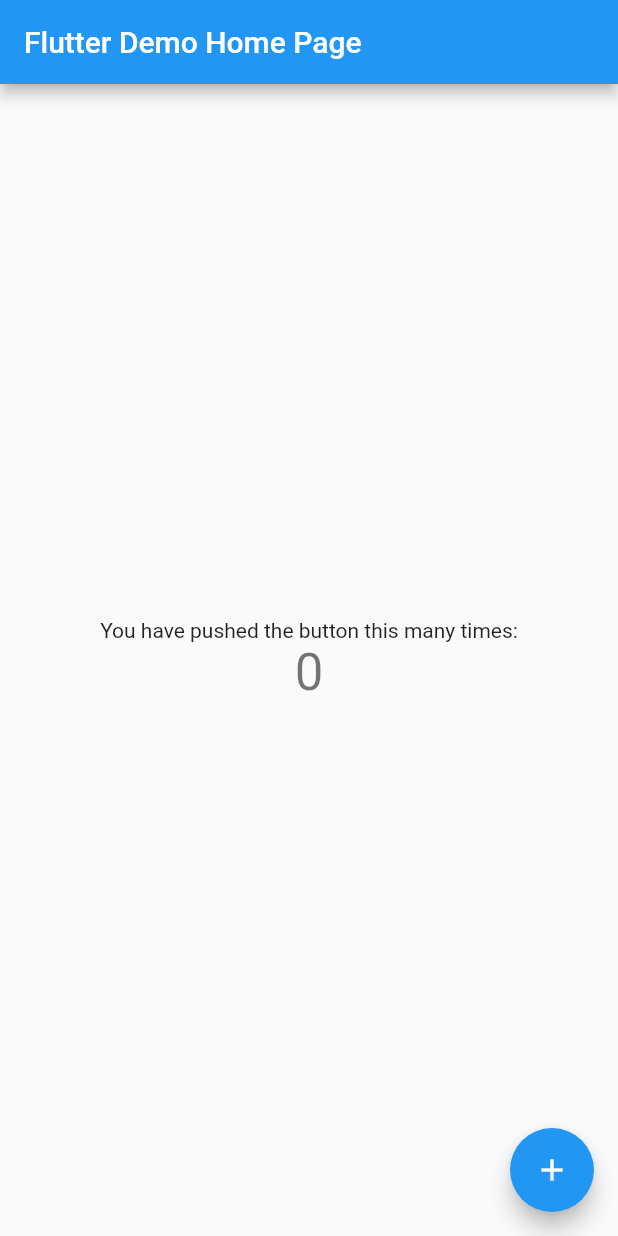
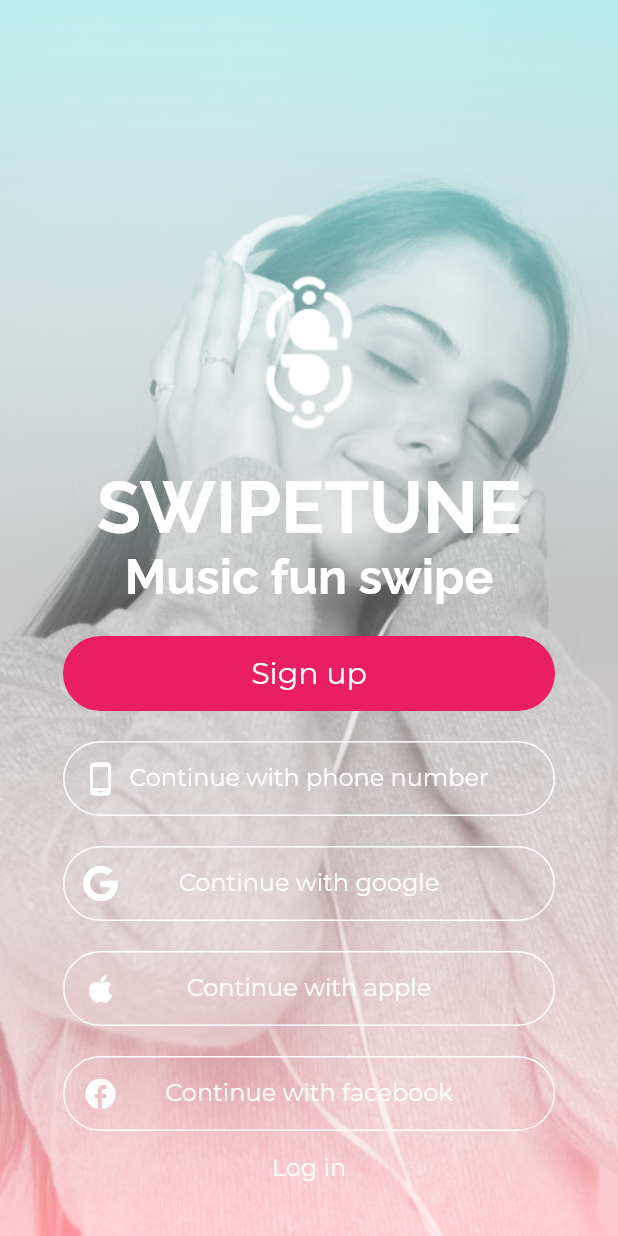
Before and after one commit to Huyuyh/Swipetune, a Flutter app: the screen it shows after launch, on a phone screen of 412 x 824 dp. Run offline on Flutter 3.47's test engine with Material 2 defaults, Android fonts, the light colour scheme and no system bars; our stand-ins replace font_awesome_flutter, get, google_fonts.

Commit message:
Login page design

```diff
--- a/lib/main.dart
+++ b/lib/main.dart
@@ -1,4 +1,6 @@
 import 'package:flutter/material.dart';
+import 'package:get/get.dart';
+import 'package:swipetune/utils/routes.dart';
 
 void main() {
   runApp(const MyApp());
@@ -10,21 +12,14 @@
   // This widget is the root of your application.
   @override
   Widget build(BuildContext context) {
-    return MaterialApp(
-      title: 'Flutter Demo',
+    return GetMaterialApp(
+      debugShowCheckedModeBanner: false,
+      title: 'Swipetune',
       theme: ThemeData(
-        // This is the theme of your application.
-        //
-        // Try running your application with "flutter run". You'll see the
-        // application has a blue toolbar. Then, without quitting the app, try
-        // changing the primarySwatch below to Colors.green and then invoke
-        // "hot reload" (press "r" in the console where you ran "flutter run",
-        // or simply save your changes to "hot reload" in a Flutter IDE).
-        // Notice that the counter didn't reset back to zero; the application
-        // is not restarted.
         primarySwatch: Colors.blue,
       ),
-      home: const MyHomePage(title: 'Flutter Demo Home Page'),
+      initialRoute: Routes.getHomeRoute(),
+      getPages: Routes.routes,
     );
   }
 }
--- /dev/null
+++ b/lib/screens/login_page.dart
@@ -0,0 +1,111 @@
+// ignore_for_file: prefer_const_constructors, prefer_const_literals_to_create_immutables
+
+import 'package:flutter/material.dart';
+import 'package:flutter/src/widgets/framework.dart';
+import 'package:flutter/src/widgets/placeholder.dart';
+import 'package:swipetune/widgets/button/button_large.dart';
+import 'package:swipetune/widgets/button/button_outline_large.dart';
+import 'package:swipetune/widgets/login/logo.dart';
+import 'package:font_awesome_flutter/font_awesome_flutter.dart';
+
+class LoginScreen extends StatelessWidget {
+  const LoginScreen({super.key});
+
+  @override
+  Widget build(BuildContext context) {
+    return Scaffold(
+      body: SafeArea(
+        child: Container(
+          decoration: BoxDecoration(
+            image: DecorationImage(
+                image: AssetImage('assets/images/login_background_img.png'),
+                fit: BoxFit.cover),
+
+            gradient: LinearGradient(
+              begin: Alignment.topCenter,
+              end: Alignment.bottomCenter,
+              colors: [
+                Color.fromRGBO(0, 0, 0, 0.3),
+                Color.fromRGBO(0, 0, 0, 0.3),
+              ],
+            ),
+            backgroundBlendMode: BlendMode.srcOver,
+            // Use backgroundBlendMode to set the blend mode for the overlays
+          ),
+          child: Stack(
+            children: [
+              Container(
+                decoration: BoxDecoration(
+                  gradient: LinearGradient(
+                    begin: Alignment.topCenter,
+                    end: Alignment.bottomCenter,
+                    stops: [0, 0.4896, 1],
+                    colors: [
+                      Color(0xff31c9ce),
+                      Color.fromRGBO(255, 255, 255, 0.31),
+                      Color(0xffff7d87),
+                    ],
+                  ),
+                  backgroundBlendMode: BlendMode.screen,
+                  // Use backgroundBlendMode to set the blend mode for the gradient
+                ),
+              ),
+              Center(
+                child: Padding(
+                  padding: EdgeInsets.fromLTRB(42, 0, 42, 0),
+                  child: Column(
+                    mainAxisAlignment: MainAxisAlignment.end,
+                    children: [
+                      Logo(),
+                      SizedBox(height: 20),
+                      SolidButtonLarge(label: "Sign up", color: Colors.pink),
+                      SizedBox(height: 20),
+                      OutlineButtonLarge(
+                        label: "Continue with phone number",
+                        color: Colors.transparent,
+                        border: Border.all(color: Colors.white),
+                        fontsize: 16,
+                        iconData: Icons.phone_android
+                      ),
+                      SizedBox(height: 20),
+                      OutlineButtonLarge(
+                        label: "Continue with google",
+                        color: Colors.transparent,
+                        border: Border.all(color: Colors.white),
+                        fontsize: 16,
+                        iconData: FontAwesomeIcons.google
+                      ),
+                      SizedBox(height: 20),
+                      OutlineButtonLarge(
+                        label: "Continue with apple",
+                        color: Colors.transparent,
+                        border: Border.all(color: Colors.white),
+                        fontsize: 16,
+                        iconData: Icons.apple
+                      ),
+                      SizedBox(height: 20),
+                      OutlineButtonLarge(
+                        label: "Continue with facebook",
+                        color: Colors.transparent,
+                        border: Border.all(color: Colors.white),
+                        fontsize: 16,
+                        iconData: Icons.facebook
+                      ),
+                       OutlineButtonLarge(
+                        label: "Log in",
+                        color: Colors.transparent,
+                        fontsize: 16,
+                      ),
+                      SizedBox(height: 20),
+
+                    ],
+                  ),
+                ),
+              )
+            ],
+          ),
+        ),
+      ),
+    );
+  }
+}
--- /dev/null
+++ b/lib/utils/routes.dart
@@ -0,0 +1,14 @@
+import 'package:get/get.dart';
+import 'package:swipetune/main.dart';
+import 'package:swipetune/screens/login_page.dart';
+
+class Routes {
+  static const String _home = "/";
+
+  static String getHomeRoute() => _home;
+
+  static List<GetPage> routes = [
+    GetPage(name: _home, page: () => LoginScreen())
+
+  ];
+}
--- /dev/null
+++ b/lib/widgets/button/button_large.dart
@@ -0,0 +1,41 @@
+import 'package:flutter/material.dart';
+import 'package:flutter/src/widgets/framework.dart';
+import 'package:flutter/src/widgets/placeholder.dart';
+import 'package:google_fonts/google_fonts.dart';
+
+class SolidButtonLarge extends StatelessWidget {
+  const SolidButtonLarge(
+      {Key? key, this.onTap, required this.label, this.iconData, this.color})
+      : super(key: key);
+
+  final VoidCallback? onTap;
+  final String label;
+  final IconData? iconData;
+  final Color? color;
+
+  @override
+  Widget build(BuildContext context) {
+    return Container(
+      height: 50,
+      width: MediaQuery.of(context).size.width,
+      decoration: BoxDecoration(
+        color: color ?? Colors.amber.withOpacity(0.2),
+        borderRadius: BorderRadius.circular(30),
+      ),
+      child: InkWell(
+        borderRadius: BorderRadius.circular(30),
+        onTap: onTap,
+        child: Row(
+          mainAxisAlignment: MainAxisAlignment.center,
+          children: [
+            if (iconData == null) Container() else Icon(iconData),
+            Text(label, style: GoogleFonts.montserrat(
+              color: Colors.white,
+              fontSize: 20,
+            ),)
+          ],
+        ),
+      ),
+    );
+  }
+}
--- /dev/null
+++ b/lib/widgets/button/button_outline_large.dart
@@ -0,0 +1,52 @@
+import 'package:flutter/material.dart';
+import 'package:flutter/src/widgets/framework.dart';
+import 'package:flutter/src/widgets/placeholder.dart';
+import 'package:google_fonts/google_fonts.dart';
+
+class OutlineButtonLarge extends StatelessWidget {
+  const OutlineButtonLarge(
+      {Key? key, this.onTap, required this.label, this.iconData, this.color, this.border, this.fontsize})
+      : super(key: key);
+
+  final VoidCallback? onTap;
+  final String label;
+  final IconData? iconData;
+  final Color? color;
+  final Border? border;
+  final double? fontsize;
+
+  @override
+  Widget build(BuildContext context) {
+    return Container(
+      height: 50,
+      width: MediaQuery.of(context).size.width,
+      decoration: BoxDecoration(
+        color: color ?? Colors.amber.withOpacity(0.2),
+        borderRadius: BorderRadius.circular(30),
+        border: border
+      ),
+      child: InkWell(
+        borderRadius: BorderRadius.circular(30),
+        onTap: onTap,
+        child: Stack(
+          // mainAxisAlignment: MainAxisAlignment.start,
+
+          children: [
+            if (iconData == null) Container() else Padding(
+              padding: EdgeInsets.fromLTRB(12, 0, 0, 0),
+              child: Align(
+                alignment: Alignment.centerLeft,
+                child: Icon(iconData, color: Colors.white)),
+            ),
+            Center(
+              child: Text(label, style: GoogleFonts.montserrat(
+                color: Colors.white,
+                fontSize: fontsize ?? 20,
+              ),),
+            )
+          ],
+        ),
+      ),
+    );
+  }
+}
--- /dev/null
+++ b/lib/widgets/login/logo.dart
@@ -0,0 +1,18 @@
+import 'package:flutter/material.dart';
+import 'package:flutter/src/widgets/framework.dart';
+import 'package:flutter/src/widgets/placeholder.dart';
+import 'package:swipetune/widgets/login/name.dart';
+
+class Logo extends StatelessWidget {
+  const Logo({super.key});
+
+  @override
+  Widget build(BuildContext context) {
+    return Column(
+      children: [
+        Image.asset('assets/images/logo.png'),
+        Name(),
+      ],
+    );
+  }
+}
--- /dev/null
+++ b/lib/widgets/login/name.dart
@@ -0,0 +1,32 @@
+import 'package:flutter/material.dart';
+import 'package:flutter/src/widgets/framework.dart';
+import 'package:flutter/src/widgets/placeholder.dart';
+import 'package:google_fonts/google_fonts.dart';
+
+class Name extends StatelessWidget {
+  const Name({super.key});
+
+  @override
+  Widget build(BuildContext context) {
+    return Column(
+      children: [
+        Text(
+          'SWIPETUNE',
+          style: GoogleFonts.raleway(
+            color: Colors.white,
+            fontSize: 48,
+            fontWeight: FontWeight.w700
+          )
+        ),
+        Text(
+          'Music fun swipe',
+          style: GoogleFonts.raleway(
+            color: Colors.white,
+            fontSize: 32,
+            fontWeight: FontWeight.w700,
+          )
+        )
+      ],
+    );
+  }
+}
--- a/pubspec.yaml
+++ b/pubspec.yaml
@@ -35,6 +35,9 @@
   # The following adds the Cupertino Icons font to your application.
   # Use with the CupertinoIcons class for iOS style icons.
   cupertino_icons: ^1.0.2
+  get: ^4.6.5
+  google_fonts: ^4.0.4
+  font_awesome_flutter: ^10.4.0
 
 dev_dependencies:
   flutter_test:
@@ -59,6 +62,9 @@
   uses-material-design: true
 
   # To add assets to your application, add an assets section, like this:
+  assets:
+    - assets/images/login_background_img.png
+    - assets/images/logo.png
   # assets:
   #   - images/a_dot_burr.jpeg
   #   - images/a_dot_ham.jpeg
```
Also changed, not shown: assets/images/login_background_img.png (added), assets/images/logo.png (added), lib/utils/constants.dart (added), pubspec.lock, 1 other file.
